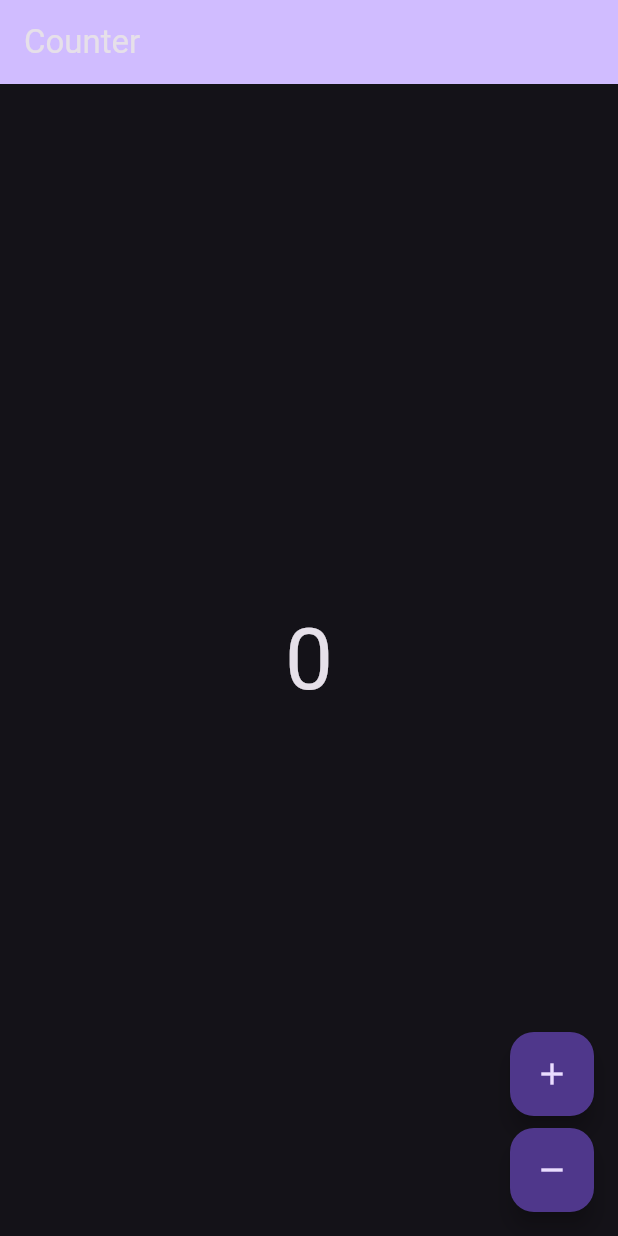
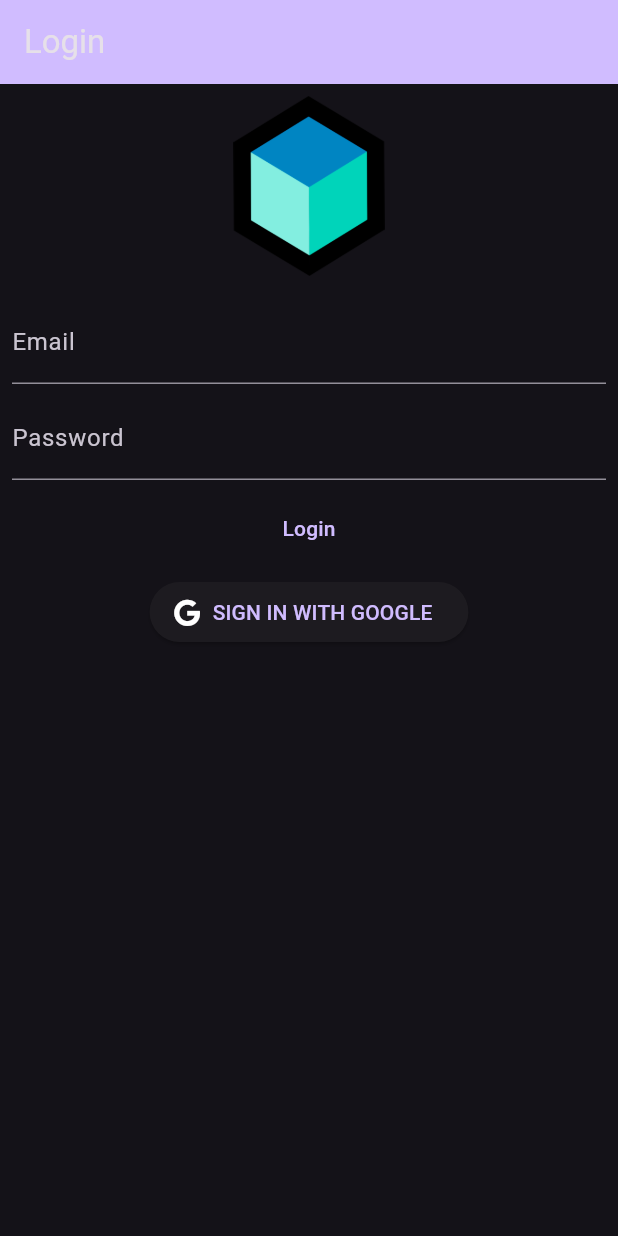
Before and after one commit to csarevalo/bloc-firebase-login, a Flutter app: the screen it shows after launch, on a phone screen of 412 x 824 dp. Run offline on Flutter 3.47's test engine with Material 3 defaults, Android fonts, the phone set to English and light mode, and no system bars; our stand-ins replace bloc, equatable, firebase_auth, firebase_core, flutter_bloc, font_awesome_flutter and 2 more; accounts and stored records are empty; generated files the repository leaves out were written again.

Commit message:
basic login form completed, enabled firebase

```diff
--- a/lib/app/view/app.dart
+++ b/lib/app/view/app.dart
@@ -1,7 +1,7 @@
 import 'package:authentication_repository/authentication_repository.dart';
 import 'package:bloc_firebase_login/bloc/app_bloc.dart';
-import 'package:bloc_firebase_login/counter/counter.dart';
 import 'package:bloc_firebase_login/l10n/l10n.dart';
+import 'package:bloc_firebase_login/login/view/login_screen.dart';
 import 'package:flutter/material.dart';
 import 'package:flutter_bloc/flutter_bloc.dart';
 
@@ -45,7 +45,7 @@ class AppView extends StatelessWidget {
         ),
         localizationsDelegates: AppLocalizations.localizationsDelegates,
         supportedLocales: AppLocalizations.supportedLocales,
-        home: const CounterPage()
+        home: const LoginScreen()
         // TODO: home: FlowBuilder<AppStatus>
         // (
         //   state: context.select((AppBloc bloc) => bloc.state.status),
--- a/lib/l10n/arb/app_en.arb
+++ b/lib/l10n/arb/app_en.arb
@@ -3,5 +3,37 @@
     "counterAppBarTitle": "Counter",
     "@counterAppBarTitle": {
         "description": "Text shown in the AppBar of the Counter Page"
+    },
+    "loginScreenTitle": "Login",
+    "@loginScreenTitle": {
+        "description": "Text shown in the AppBar of the Login Page"
+    },
+    "loginFormAuthErrorSnackbarText": "Authentication Failure",
+    "@loginFormAuthErrorSnackbarText": {
+        "description": "Text shown in the AppForm within a Snackbar of the Login Page, if no error message is passed to the Snackbar."
+    },
+    "loginFormLoginButtonText": "Login",
+    "@loginFormLoginButtonText": {
+        "description": "Text shown on the Login Button in the Login Form."
+    },
+    "loginFormGoogleLoginButtonText": "SIGN IN WITH GOOGLE",
+    "@loginFormGoogleLoginButtonText": {
+        "description": "Text shown on the Google Login Button in the Login Form."
+    },
+    "loginFormEmailInputLabel": "Email",
+    "@loginFormEmailInputLabel": {
+        "description": "Label Text shown on the Email Input Field in the Login Form."
+    },
+    "loginFormEmailInputErrorText": "Invalid Email",
+    "@loginFormEmailInputErrorText": {
+        "description": "Error Text shown on the Email Input Field in the Login Form."
+    },
+    "loginFormPasswordInputLabel": "Password",
+    "@loginFormPasswordInputLabel": {
+        "description": "Label Text shown on the Password Input Field in the Login Form."
+    },
+    "loginFormPasswordInputErrorText": "Invalid Password",
+    "@loginFormPasswordInputErrorText": {
+        "description": "Error Text shown on the Password Input Field in the Login Form."
     }
 }
--- /dev/null
+++ b/lib/login/cubit/login_cubit.dart
@@ -0,0 +1,71 @@
+import 'package:authentication_repository/authentication_repository.dart';
+import 'package:bloc/bloc.dart';
+import 'package:equatable/equatable.dart';
+import 'package:form_inputs/form_inputs.dart';
+import 'package:formz/formz.dart';
+
+part 'login_state.dart';
+
+class LoginCubit extends Cubit<LoginState> {
+  LoginCubit(this._authenticationRepository) : super(const LoginState());
+
+  final AuthenticationRepository _authenticationRepository;
+
+  void emailChange(String value) {
+    final email = Email.dirty(value);
+    emit(
+      state.copyWith(
+        email: email,
+        isValid: Formz.validate([email, state.password]),
+      ),
+    );
+  }
+
+  void passwordChange(String value) {
+    final password = Password.dirty(value);
+    emit(
+      state.copyWith(
+        password: password,
+        isValid: Formz.validate([state.email, password]),
+      ),
+    );
+  }
+
+  Future<void> logInWithEmailAndPassword() async {
+    if (!state.isValid) return;
+    emit(state.copyWith(status: FormzSubmissionStatus.inProgress));
+    try {
+      await _authenticationRepository.logInWithEmailAndPassword(
+        email: state.email.value,
+        password: state.password.value,
+      );
+      emit(state.copyWith(status: FormzSubmissionStatus.success));
+    } on LogInWithEmailAndPasswordFailure catch (e) {
+      emit(
+        state.copyWith(
+          errorMessage: e.toString(),
+          status: FormzSubmissionStatus.failure,
+        ),
+      );
+    } catch (_) {
+      emit(state.copyWith(status: FormzSubmissionStatus.failure));
+    }
+  }
+
+  Future<void> logInWithGoogle() async {
+    emit(state.copyWith(status: FormzSubmissionStatus.inProgress));
+    try {
+      await _authenticationRepository.logInWithGoogle();
+      emit(state.copyWith(status: FormzSubmissionStatus.success));
+    } on LogInWithGoogleFailure catch (e) {
+      emit(
+        state.copyWith(
+          errorMessage: e.message,
+          status: FormzSubmissionStatus.failure,
+        ),
+      );
+    } catch (_) {
+      emit(state.copyWith(status: FormzSubmissionStatus.failure));
+    }
+  }
+}
--- /dev/null
+++ b/lib/login/cubit/login_state.dart
@@ -0,0 +1,42 @@
+part of 'login_cubit.dart';
+
+final class LoginState extends Equatable {
+  const LoginState({
+    this.email = const Email.pure(),
+    this.password = const Password.pure(),
+    this.status = FormzSubmissionStatus.initial,
+    this.isValid = false,
+    this.errorMessage,
+  });
+
+  LoginState copyWith({
+    Email? email,
+    Password? password,
+    FormzSubmissionStatus? status,
+    bool? isValid,
+    String? errorMessage,
+  }) {
+    return LoginState(
+      email: email ?? this.email,
+      password: password ?? this.password,
+      status: status ?? this.status,
+      isValid: isValid ?? this.isValid,
+      errorMessage: errorMessage ?? this.errorMessage,
+    );
+  }
+
+  final Email email;
+  final Password password;
+  final FormzSubmissionStatus status;
+  final bool isValid;
+  final String? errorMessage;
+
+  @override
+  List<Object?> get props => [
+        email,
+        errorMessage,
+        isValid,
+        password,
+        status,
+      ];
+}
--- /dev/null
+++ b/lib/login/login.dart
@@ -0,0 +1,2 @@
+export 'cubit/login_cubit.dart';
+export 'view/view.dart';
--- /dev/null
+++ b/lib/login/view/login_form.dart
@@ -0,0 +1,86 @@
+import 'package:bloc_firebase_login/l10n/l10n.dart';
+import 'package:bloc_firebase_login/login/login.dart';
+import 'package:bloc_firebase_login/login/widgets/widgets.dart';
+import 'package:flutter/material.dart';
+import 'package:flutter_bloc/flutter_bloc.dart';
+import 'package:formz/formz.dart';
+
+class LoginForm extends StatelessWidget {
+  const LoginForm({
+    super.key,
+  });
+
+  @override
+  Widget build(BuildContext context) {
+    final l10n = context.l10n;
+    context.read<LoginCubit>().state.email.displayError;
+    return BlocListener<LoginCubit, LoginState>(
+      listener: (context, state) {
+        if (state.status.isFailure) {
+          ScaffoldMessenger.of(context)
+            ..hideCurrentSnackBar()
+            ..showSnackBar(
+              SnackBar(
+                behavior: SnackBarBehavior.fixed,
+                content: Text(
+                  state.errorMessage ?? l10n.loginFormAuthErrorSnackbarText,
+                ),
+              ),
+            );
+        }
+      },
+      child: SingleChildScrollView(
+        child: Column(
+          children: [
+            Image.asset(
+              'assets/images/bloc_logo_small.png',
+              height: 120,
+            ),
+            const SizedBox(height: 16),
+            _EmailInput(),
+            const SizedBox(height: 8),
+            _PasswordInput(),
+            const SizedBox(height: 8),
+            LoginButton(
+              onPressed: () {
+                // TODO: add onPressed to LoginButton
+              },
+            ),
+            const SizedBox(height: 8),
+            GoogleLoginButton(
+              onPressed: () {
+                // TODO: add onPressed to GoogleLoginButton
+              },
+            ),
+          ],
+        ),
+      ),
+    );
+  }
+}
+
+class _PasswordInput extends StatelessWidget {
+  @override
+  Widget build(BuildContext context) {
+    final displayError = context.select(
+      (LoginCubit cubit) => cubit.state.password.displayError,
+    );
+    return PasswordInputField(
+      onChanged: context.read<LoginCubit>().passwordChange,
+      showErrorText: displayError != null,
+    );
+  }
+}
+
+class _EmailInput extends StatelessWidget {
+  @override
+  Widget build(BuildContext context) {
+    final displayError = context.select(
+      (LoginCubit cubit) => cubit.state.email.displayError,
+    );
+    return EmailInputField(
+      onChanged: context.read<LoginCubit>().emailChange,
+      showErrorText: displayError != null,
+    );
+  }
+}
--- /dev/null
+++ b/lib/login/view/login_screen.dart
@@ -0,0 +1,26 @@
+import 'package:authentication_repository/authentication_repository.dart';
+import 'package:bloc_firebase_login/l10n/l10n.dart';
+import 'package:bloc_firebase_login/login/login.dart';
+import 'package:flutter/material.dart';
+import 'package:flutter_bloc/flutter_bloc.dart';
+
+class LoginScreen extends StatelessWidget {
+  const LoginScreen({super.key});
+
+  @override
+  Widget build(BuildContext context) {
+    final l10n = context.l10n;
+    return Scaffold(
+      appBar: AppBar(
+        title: Text(l10n.loginScreenTitle),
+      ),
+      body: Padding(
+        padding: const EdgeInsets.all(8),
+        child: BlocProvider(
+          create: (_) => LoginCubit(context.read<AuthenticationRepository>()),
+          child: const LoginForm(),
+        ),
+      ),
+    );
+  }
+}
--- /dev/null
+++ b/lib/login/view/view.dart
@@ -0,0 +1,2 @@
+export 'login_form.dart';
+export 'login_screen.dart';
--- /dev/null
+++ b/lib/login/widgets/email_input_field.dart
@@ -0,0 +1,28 @@
+import 'package:bloc_firebase_login/l10n/l10n.dart';
+import 'package:flutter/material.dart';
+
+class EmailInputField extends StatelessWidget {
+  const EmailInputField({
+    super.key,
+    this.onChanged,
+    this.showErrorText = false,
+  });
+
+  final void Function(String)? onChanged;
+  final bool showErrorText;
+
+  @override
+  Widget build(BuildContext context) {
+    final l10n = context.l10n;
+    return TextField(
+      key: const Key('loginForm_emailInput_textField'),
+      onChanged: onChanged,
+      keyboardType: TextInputType.emailAddress,
+      decoration: InputDecoration(
+        labelText: l10n.loginFormEmailInputLabel,
+        hintText: '',
+        errorText: showErrorText ? l10n.loginFormEmailInputErrorText : null,
+      ),
+    );
+  }
+}
--- /dev/null
+++ b/lib/login/widgets/google_login_button.dart
@@ -0,0 +1,23 @@
+import 'package:bloc_firebase_login/l10n/l10n.dart';
+import 'package:flutter/material.dart';
+import 'package:font_awesome_flutter/font_awesome_flutter.dart';
+
+class GoogleLoginButton extends StatelessWidget {
+  const GoogleLoginButton({
+    super.key,
+    this.onPressed,
+  });
+
+  final VoidCallback? onPressed;
+
+  @override
+  Widget build(BuildContext context) {
+    final l10n = context.l10n;
+    return ElevatedButton.icon(
+      key: const Key('loginForm_googleLogin_button'),
+      onPressed: onPressed,
+      icon: const Icon(FontAwesomeIcons.google, color: Colors.white),
+      label: Text(l10n.loginFormGoogleLoginButtonText),
+    );
+  }
+}
--- /dev/null
+++ b/lib/login/widgets/login_button.dart
@@ -0,0 +1,23 @@
+import 'package:bloc_firebase_login/l10n/l10n.dart';
+import 'package:flutter/material.dart';
+
+class LoginButton extends StatelessWidget {
+  const LoginButton({
+    super.key,
+    this.onPressed,
+  });
+
+  final VoidCallback? onPressed;
+
+  @override
+  Widget build(BuildContext context) {
+    final l10n = context.l10n;
+    return TextButton(
+      key: const Key('loginForm_login_button'),
+      onPressed: onPressed,
+      child: Text(
+        l10n.loginFormLoginButtonText,
+      ),
+    );
+  }
+}
--- /dev/null
+++ b/lib/login/widgets/password_input_field.dart
@@ -0,0 +1,27 @@
+import 'package:bloc_firebase_login/l10n/l10n.dart';
+import 'package:flutter/material.dart';
+
+class PasswordInputField extends StatelessWidget {
+  const PasswordInputField({
+    super.key,
+    this.onChanged,
+    this.showErrorText = false,
+  });
+
+  final void Function(String)? onChanged;
+  final bool showErrorText;
+
+  @override
+  Widget build(BuildContext context) {
+    final l10n = context.l10n;
+    return TextField(
+      key: const Key('loginForm_passwordInput_textField'),
+      onChanged: onChanged,
+      decoration: InputDecoration(
+        labelText: l10n.loginFormPasswordInputLabel,
+        hintText: '',
+        errorText: showErrorText ? l10n.loginFormPasswordInputErrorText : null,
+      ),
+    );
+  }
+}
--- /dev/null
+++ b/lib/login/widgets/widgets.dart
@@ -0,0 +1,4 @@
+export 'email_input_field.dart';
+export 'google_login_button.dart';
+export 'login_button.dart';
+export 'password_input_field.dart';
--- a/lib/main_development.dart
+++ b/lib/main_development.dart
@@ -1,6 +1,7 @@
 import 'package:authentication_repository/authentication_repository.dart';
 import 'package:bloc_firebase_login/app/app.dart';
 import 'package:bloc_firebase_login/bootstrap.dart';
+import 'package:bloc_firebase_login/firebase_options.dart';
 import 'package:firebase_core/firebase_core.dart';
 import 'package:flutter/widgets.dart';
 import 'package:flutter_bloc/flutter_bloc.dart';
@@ -9,7 +10,9 @@ void main() async {
   WidgetsFlutterBinding.ensureInitialized();
   Bloc.observer = const AppBlocObserver();
 
-  await Firebase.initializeApp();
+  await Firebase.initializeApp(
+    options: DefaultFirebaseOptions.currentPlatform,
+);
 
   final authenticationRepository = AuthenticationRepository();
   await authenticationRepository.user.first;
```
Also changed, not shown: pubspec.yaml (+8 -1 lines), assets/images/bloc_logo_small.png (added), firebase.json (added), lib/firebase_options.dart (added), pubspec.lock, 8 other files.
